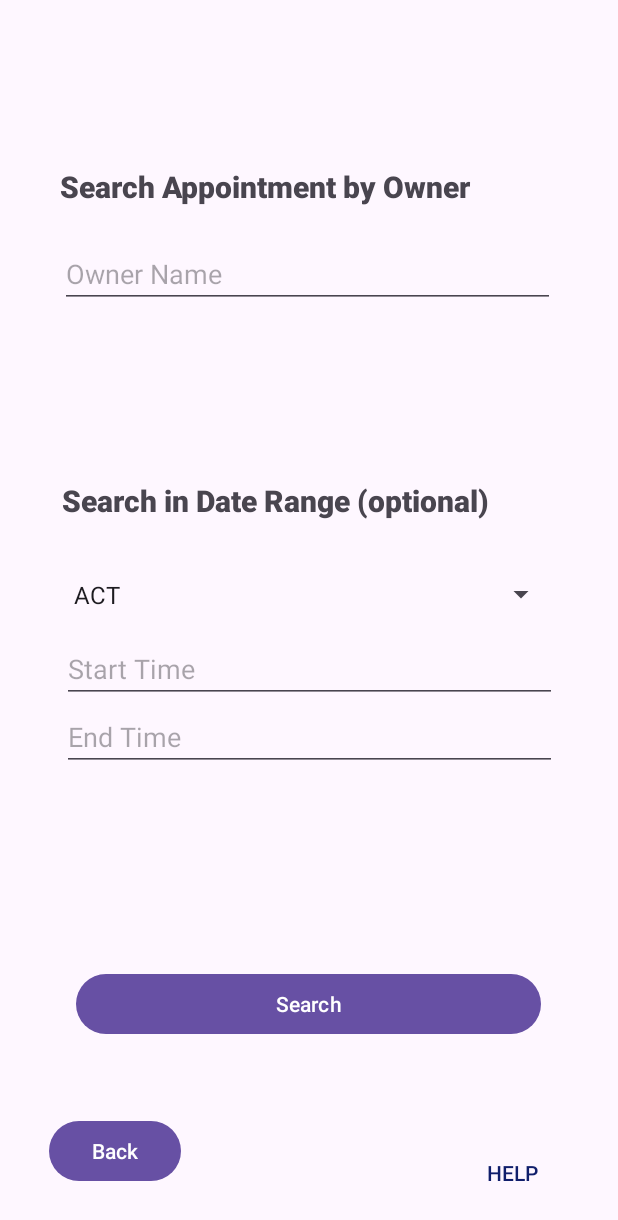
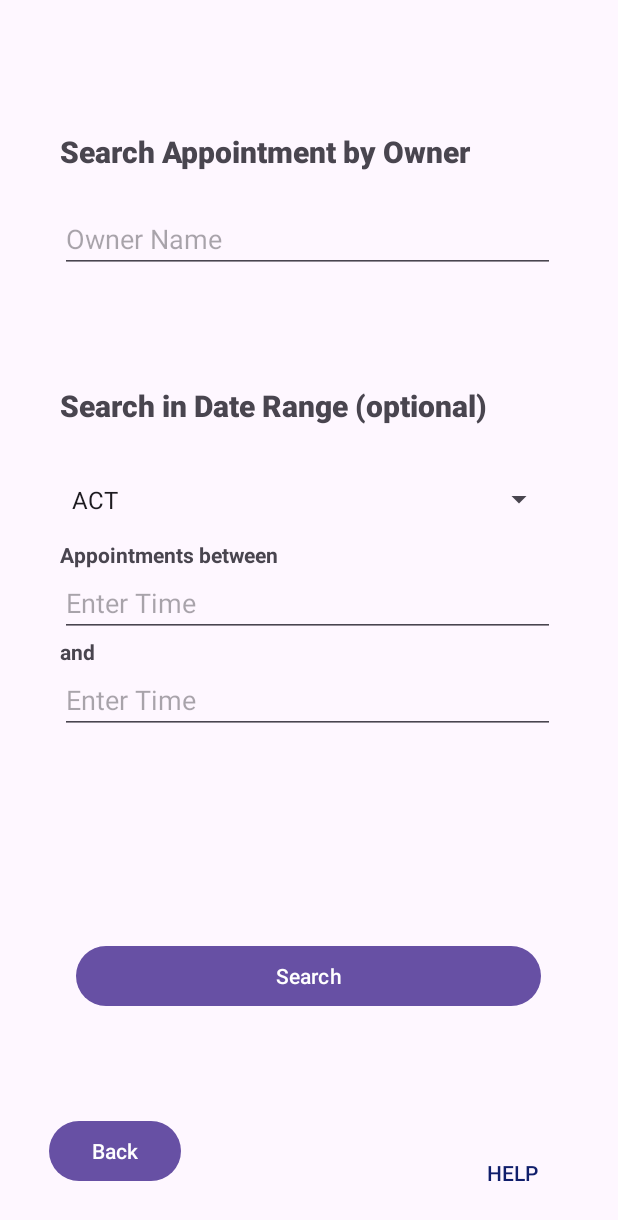
Before and after one commit to benjaminlutz23/java_android_web_app, an Android app: the ThirdFragment screen opened through its navigation route, on a phone screen of 412 x 824 dp. Shown: the top 1220 px of the screen. Run offline under Robolectric (Android 15) with nearby library versions, the phone set to English and light mode, and no system bars.

Commit message:
Stuffs looking pretty good.  Added a README. Need to fix the search by date.

```diff
--- a/apptbook-android/app/src/main/res/layout/fragment_third.xml
+++ b/apptbook-android/app/src/main/res/layout/fragment_third.xml
@@ -21,7 +21,7 @@
     <LinearLayout
         android:id="@+id/linearLayout3"
         android:layout_width="330dp"
-        android:layout_height="216dp"
+        android:layout_height="168dp"
         android:layout_marginStart="10dp"
         android:layout_marginEnd="10dp"
         android:orientation="vertical"
@@ -30,7 +30,7 @@
         app:layout_constraintHorizontal_bias="0.488"
         app:layout_constraintStart_toStartOf="parent"
         app:layout_constraintTop_toTopOf="parent"
-        app:layout_constraintVertical_bias="0.182">
+        app:layout_constraintVertical_bias="0.133">
 
         <TextView
             android:id="@+id/textView"
@@ -84,8 +84,10 @@
         android:orientation="vertical"
         app:layout_constraintBottom_toTopOf="@+id/linearLayout4"
         app:layout_constraintEnd_toEndOf="parent"
+        app:layout_constraintHorizontal_bias="0.488"
         app:layout_constraintStart_toStartOf="parent"
-        app:layout_constraintTop_toBottomOf="@+id/linearLayout3">
+        app:layout_constraintTop_toBottomOf="@+id/linearLayout3"
+        app:layout_constraintVertical_bias="0.0">
 
         <TextView
             android:id="@+id/textView2"
@@ -100,15 +102,29 @@
             android:layout_width="match_parent"
             android:layout_height="54dp" />
 
+        <TextView
+            android:id="@+id/appts_between"
+            android:layout_width="match_parent"
+            android:layout_height="wrap_content"
+            android:text="@string/appointments_between"
+            android:textStyle="bold" />
+
         <EditText
             android:id="@+id/startText"
             android:layout_width="match_parent"
             android:layout_height="wrap_content"
             android:autofillHints=""
             android:ems="10"
-            android:hint="@string/start_time_search"
+            android:hint="@string/enter_time"
             android:inputType="text"
             android:text="" />
+
+        <TextView
+            android:id="@+id/andID"
+            android:layout_width="match_parent"
+            android:layout_height="wrap_content"
+            android:text="@string/and"
+            android:textStyle="bold" />
 
         <EditText
             android:id="@+id/endText"
@@ -116,7 +132,7 @@
             android:layout_height="wrap_content"
             android:autofillHints=""
             android:ems="10"
-            android:hint="@string/end_time_search"
+            android:hint="@string/enter_time2"
             android:inputType="text"
             android:text="" />
 
--- a/apptbook-android/app/src/main/res/values/strings.xml
+++ b/apptbook-android/app/src/main/res/values/strings.xml
@@ -65,4 +65,8 @@
     <string name="start_time_search">Start Time</string>
     <string name="end_time_search">End Time</string>
     <string name="search_in_date_range_optional">Search in Date Range (optional)</string>
+    <string name="enter_time">Enter Time</string>
+    <string name="enter_time2">Enter Time</string>
+    <string name="and">and</string>
+    <string name="appointments_between">Appointments between</string>
 </resources>
```
Also changed, not shown: apptbook-android/app/src/main/java/edu/pdx/cs410J/benlutz/SecondFragment.java (+2 -31 lines), apptbook-android/app/src/main/assets/README.txt.
